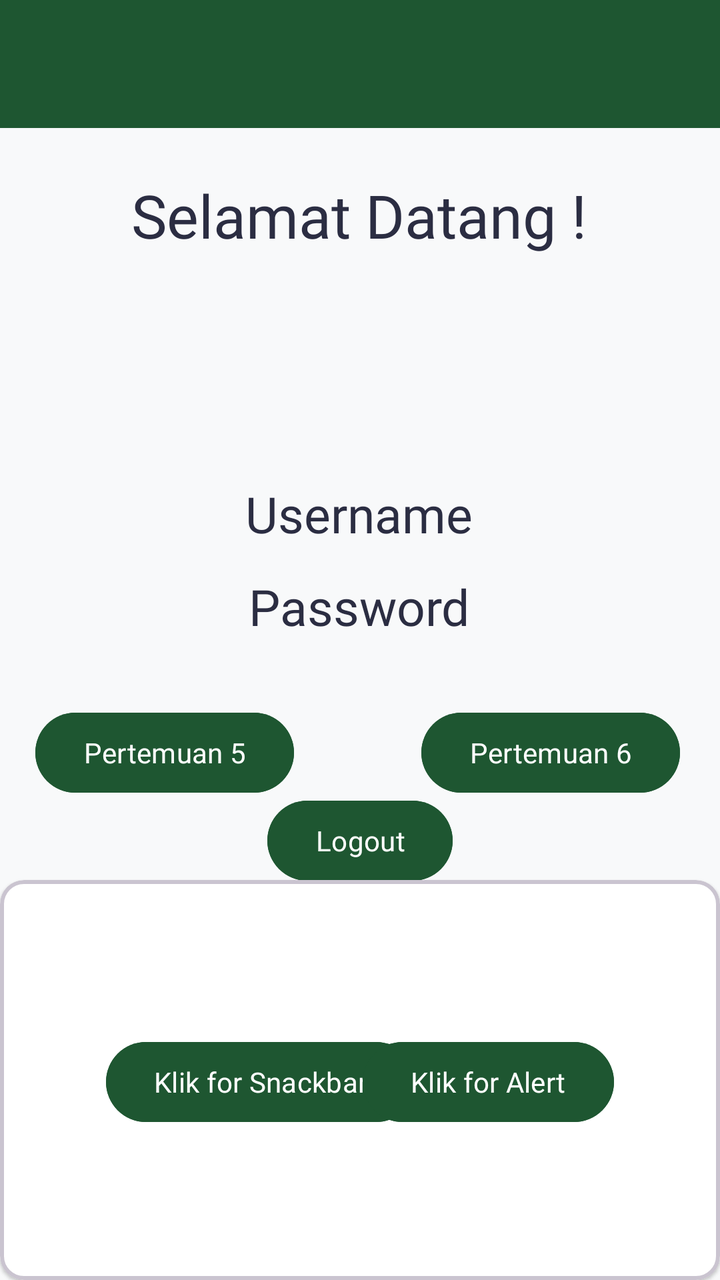
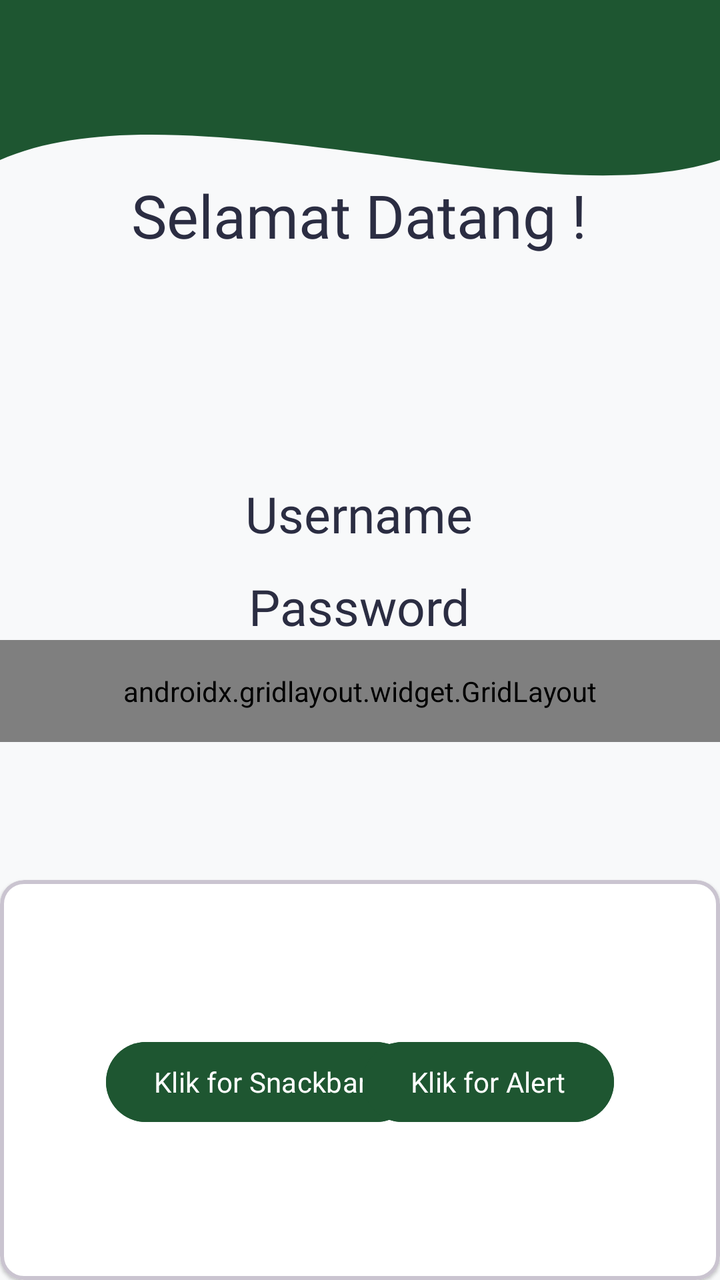

Before-and-after screenshots of an Android layout around one commit, followed by the original layout XML and the change that was made.
<!-- AndroidManifest.xml: application theme Theme.Abil -->
<!-- res/layout/fragment_home.xml -->
<?xml version="1.0" encoding="utf-8"?>
<androidx.constraintlayout.widget.ConstraintLayout xmlns:android="http://schemas.android.com/apk/res/android"
    xmlns:tools="http://schemas.android.com/tools"
    android:layout_width="match_parent"
    android:layout_height="match_parent"
    xmlns:app="http://schemas.android.com/apk/res-auto"
    android:background="@color/softLight"
    tools:context=".Home.HomeFragment">

    <androidx.appcompat.widget.Toolbar
        android:id="@+id/toolbar"
        android:layout_width="match_parent"
        android:layout_height="?attr/actionBarSize"
        android:background="@color/heritageGreen"
        app:layout_constraintEnd_toEndOf="parent"
        app:layout_constraintStart_toStartOf="parent"
        app:layout_constraintTop_toTopOf="parent"
        app:subtitleTextColor="@android:color/white"
        app:titleTextColor="@android:color/white" />

    <TextView
        android:id="@+id/txtUsername"
        android:layout_width="wrap_content"
        android:layout_height="wrap_content"
        android:layout_marginTop="240dp"
        android:text="Username"
        android:textSize="25sp"
        android:textColor="@color/slateDark"
        android:fontFamily="@font/plusjakartasans_regular"
        app:layout_constraintEnd_toEndOf="parent"
        app:layout_constraintHorizontal_bias="0.498"
        app:layout_constraintStart_toStartOf="parent"
        app:layout_constraintTop_toTopOf="parent" />

    <TextView
        android:id="@+id/txtPassword"
        android:layout_width="wrap_content"
        android:layout_height="wrap_content"
        android:text="Password"
        android:textSize="25sp"
        android:textColor="@color/slateDark"
        android:fontFamily="@font/plusjakartasans_regular"
        app:layout_constraintBottom_toBottomOf="parent"
        app:layout_constraintEnd_toEndOf="parent"
        app:layout_constraintHorizontal_bias="0.498"
        app:layout_constraintStart_toStartOf="parent"
        app:layout_constraintTop_toBottomOf="@+id/txtUsername"
        app:layout_constraintVertical_bias="0.038" />

    <com.google.android.material.card.MaterialCardView
        android:id="@+id/materialCardView"
        android:layout_width="match_parent"
        android:layout_height="200dp"
        android:layout_marginTop="124dp"
        app:cardBackgroundColor="@color/white"
        app:cardElevation="1dp"
        app:layout_constraintBottom_toBottomOf="parent"
        app:layout_constraintEnd_toEndOf="parent"
        app:layout_constraintHorizontal_bias="0.0"
        app:layout_constraintStart_toStartOf="parent"
        app:layout_constraintTop_toBottomOf="@+id/txtPassword"
        app:layout_constraintVertical_bias="1.0"
        app:strokeWidth="2dp">

        <androidx.constraintlayout.widget.ConstraintLayout
            android:layout_width="match_parent"
            android:layout_height="match_parent"
            android:layout_margin="5dp">

            <Button
                android:id="@+id/btnsnackbar"
                android:layout_width="wrap_content"
                android:layout_height="wrap_content"
                android:layout_marginStart="48dp"
                android:backgroundTint="@color/heritageGreen"
                android:text="Klik for Snackbar"
                android:fontFamily="@font/plusjakartasans_bold"
                app:layout_constraintBottom_toBottomOf="parent"
                app:layout_constraintStart_toStartOf="parent"
                app:layout_constraintTop_toTopOf="parent"
                app:layout_constraintVertical_bias="0.506" />

            <Button
                android:id="@+id/btnAlert"
                android:layout_width="wrap_content"
                android:layout_height="wrap_content"
                android:layout_marginEnd="48dp"
                android:backgroundTint="@color/heritageGreen"
                android:text="Klik for Alert"
                android:fontFamily="@font/plusjakartasans_bold"
                app:layout_constraintBottom_toBottomOf="@+id/btnsnackbar"
                app:layout_constraintEnd_toEndOf="parent"
                app:layout_constraintTop_toTopOf="@+id/btnsnackbar"
                app:layout_constraintVertical_bias="0.0" />

        </androidx.constraintlayout.widget.ConstraintLayout>


    </com.google.android.material.card.MaterialCardView>

    <TextView
        android:id="@+id/textView2"
        android:layout_width="wrap_content"
        android:layout_height="wrap_content"
        android:fontFamily="@font/plusjakartasans_bold"
        android:text="@string/deskripsi"
        android:textSize="30sp"
        android:textColor="@color/slateDark"
        app:layout_constraintBottom_toTopOf="@+id/txtUsername"
        app:layout_constraintEnd_toEndOf="parent"
        app:layout_constraintHorizontal_bias="0.496"
        app:layout_constraintStart_toStartOf="parent"
        app:layout_constraintTop_toTopOf="parent"
        app:layout_constraintVertical_bias="0.438" />

    <Button
        android:id="@+id/btnToLima"
        android:layout_width="wrap_content"
        android:layout_height="wrap_content"
        android:backgroundTint="@color/heritageGreen"
        android:fontFamily="@font/plusjakartasans_bold"
        android:text="Pertemuan 5"
        app:layout_constraintBottom_toTopOf="@+id/materialCardView"
        app:layout_constraintEnd_toEndOf="parent"
        app:layout_constraintHorizontal_bias="0.076"
        app:layout_constraintStart_toStartOf="parent"
        app:layout_constraintTop_toBottomOf="@+id/txtPassword"
        app:layout_constraintVertical_bias="0.451" />

    <Button
        android:id="@+id/btnLogout"
        android:layout_width="wrap_content"
        android:layout_height="wrap_content"
        android:text="Logout"
        android:fontFamily="@font/plusjakartasans_bold"
        android:backgroundTint="@color/heritageGreen"
        app:layout_constraintBottom_toTopOf="@+id/materialCardView"
        app:layout_constraintEnd_toEndOf="parent"
        app:layout_constraintStart_toStartOf="parent"
        app:layout_constraintTop_toBottomOf="@+id/btnToLima" />

    <Button
        android:id="@+id/btnEnam"
        android:layout_width="wrap_content"
        android:layout_height="wrap_content"
        android:layout_marginEnd="20dp"
        android:backgroundTint="@color/heritageGreen"
        android:fontFamily="@font/plusjakartasans_bold"
        android:text="Pertemuan 6"
        app:layout_constraintBottom_toBottomOf="@+id/btnToLima"
        app:layout_constraintEnd_toEndOf="parent"
        app:layout_constraintTop_toTopOf="@+id/btnToLima"
        app:layout_constraintVertical_bias="0.0" />
</androidx.constraintlayout.widget.ConstraintLayout>
<!-- resources referenced by this layout -->
<resources>
  <color name="heritageGreen">#1E5631</color>
  <color name="slateDark">#2B2D42</color>
  <color name="softLight">#F8F9FA</color>
  <color name="white">#FFFFFFFF</color>
  <string name="deskripsi">Selamat Datang !</string>
  <style name="Theme.Abil" parent="Base.Theme.Abil" />
  <style name="Base.Theme.Abil" parent="Theme.Material3.DayNight.NoActionBar">
          
          
      </style>
</resources>

<!-- the commit's change to res/layout/fragment_home.xml (unified diff, before → after) -->
@@ -1,11 +1,20 @@
 <?xml version="1.0" encoding="utf-8"?>
 <androidx.constraintlayout.widget.ConstraintLayout xmlns:android="http://schemas.android.com/apk/res/android"
+    xmlns:app="http://schemas.android.com/apk/res-auto"
     xmlns:tools="http://schemas.android.com/tools"
     android:layout_width="match_parent"
     android:layout_height="match_parent"
-    xmlns:app="http://schemas.android.com/apk/res-auto"
     android:background="@color/softLight"
     tools:context=".Home.HomeFragment">
+
+    <View
+        android:id="@+id/background_header"
+        android:layout_width="0dp"
+        android:layout_height="200dp"
+        android:background="@drawable/bg_header_wave"
+        app:layout_constraintEnd_toEndOf="parent"
+        app:layout_constraintStart_toStartOf="parent"
+        app:layout_constraintTop_toTopOf="parent" />
 
     <androidx.appcompat.widget.Toolbar
         android:id="@+id/toolbar"
@@ -23,10 +32,10 @@
         android:layout_width="wrap_content"
         android:layout_height="wrap_content"
         android:layout_marginTop="240dp"
+        android:fontFamily="@font/plusjakartasans_regular"
         android:text="Username"
+        android:textColor="@color/slateDark"
         android:textSize="25sp"
-        android:textColor="@color/slateDark"
-        android:fontFamily="@font/plusjakartasans_regular"
         app:layout_constraintEnd_toEndOf="parent"
         app:layout_constraintHorizontal_bias="0.498"
         app:layout_constraintStart_toStartOf="parent"
@@ -36,10 +45,10 @@
         android:id="@+id/txtPassword"
         android:layout_width="wrap_content"
         android:layout_height="wrap_content"
+        android:fontFamily="@font/plusjakartasans_regular"
         android:text="Password"
+        android:textColor="@color/slateDark"
         android:textSize="25sp"
-        android:textColor="@color/slateDark"
-        android:fontFamily="@font/plusjakartasans_regular"
         app:layout_constraintBottom_toBottomOf="parent"
         app:layout_constraintEnd_toEndOf="parent"
         app:layout_constraintHorizontal_bias="0.498"
@@ -73,8 +82,8 @@
                 android:layout_height="wrap_content"
                 android:layout_marginStart="48dp"
                 android:backgroundTint="@color/heritageGreen"
+                android:fontFamily="@font/plusjakartasans_bold"
                 android:text="Klik for Snackbar"
-                android:fontFamily="@font/plusjakartasans_bold"
                 app:layout_constraintBottom_toBottomOf="parent"
                 app:layout_constraintStart_toStartOf="parent"
                 app:layout_constraintTop_toTopOf="parent"
@@ -86,8 +95,8 @@
                 android:layout_height="wrap_content"
                 android:layout_marginEnd="48dp"
                 android:backgroundTint="@color/heritageGreen"
+                android:fontFamily="@font/plusjakartasans_bold"
                 android:text="Klik for Alert"
-                android:fontFamily="@font/plusjakartasans_bold"
                 app:layout_constraintBottom_toBottomOf="@+id/btnsnackbar"
                 app:layout_constraintEnd_toEndOf="parent"
                 app:layout_constraintTop_toTopOf="@+id/btnsnackbar"
@@ -104,8 +113,8 @@
         android:layout_height="wrap_content"
         android:fontFamily="@font/plusjakartasans_bold"
         android:text="@string/deskripsi"
+        android:textColor="@color/slateDark"
         android:textSize="30sp"
-        android:textColor="@color/slateDark"
         app:layout_constraintBottom_toTopOf="@+id/txtUsername"
         app:layout_constraintEnd_toEndOf="parent"
         app:layout_constraintHorizontal_bias="0.496"
@@ -113,42 +122,56 @@
         app:layout_constraintTop_toTopOf="parent"
         app:layout_constraintVertical_bias="0.438" />
 
-    <Button
-        android:id="@+id/btnToLima"
-        android:layout_width="wrap_content"
+    <androidx.gridlayout.widget.GridLayout
+        android:id="@+id/gridMenu"
+        android:layout_width="0dp"
         android:layout_height="wrap_content"
-        android:backgroundTint="@color/heritageGreen"
-        android:fontFamily="@font/plusjakartasans_bold"
-        android:text="Pertemuan 5"
-        app:layout_constraintBottom_toTopOf="@+id/materialCardView"
+        android:padding="16dp"
+        app:columnCount="2"
         app:layout_constraintEnd_toEndOf="parent"
-        app:layout_constraintHorizontal_bias="0.076"
         app:layout_constraintStart_toStartOf="parent"
         app:layout_constraintTop_toBottomOf="@+id/txtPassword"
-        app:layout_constraintVertical_bias="0.451" />
+        app:useDefaultMargins="true">
 
-    <Button
-        android:id="@+id/btnLogout"
-        android:layout_width="wrap_content"
-        android:layout_height="wrap_content"
-        android:text="Logout"
-        android:fontFamily="@font/plusjakartasans_bold"
-        android:backgroundTint="@color/heritageGreen"
-        app:layout_constraintBottom_toTopOf="@+id/materialCardView"
-        app:layout_constraintEnd_toEndOf="parent"
-        app:layout_constraintStart_toStartOf="parent"
-        app:layout_constraintTop_toBottomOf="@+id/btnToLima" />
+        <Button
+            android:id="@+id/btnToLima"
+            android:layout_width="wrap_content"
+            android:layout_height="wrap_content"
+            android:backgroundTint="@color/heritageGreen"
+            android:fontFamily="@font/plusjakartasans_bold"
+            android:text="Pertemuan 5"
+            app:layout_columnWeight="1"
+            app:layout_gravity="fill_horizontal" />
 
-    <Button
-        android:id="@+id/btnEnam"
-        android:layout_width="wrap_content"
-        android:layout_height="wrap_content"
-        android:layout_marginEnd="20dp"
-        android:backgroundTint="@color/heritageGreen"
-        android:fontFamily="@font/plusjakartasans_bold"
-        android:text="Pertemuan 6"
-        app:layout_constraintBottom_toBottomOf="@+id/btnToLima"
-        app:layout_constraintEnd_toEndOf="parent"
-        app:layout_constraintTop_toTopOf="@+id/btnToLima"
-        app:layout_constraintVertical_bias="0.0" />
+        <Button
+            android:id="@+id/btnLogout"
+            android:layout_width="wrap_content"
+            android:layout_height="wrap_content"
+            android:backgroundTint="@color/heritageGreen"
+            android:fontFamily="@font/plusjakartasans_bold"
+            android:text="Logout"
+            app:layout_columnWeight="1"
+            app:layout_gravity="fill_horizontal" />
+
+        <Button
+            android:id="@+id/btnEnam"
+            android:layout_width="wrap_content"
+            android:layout_height="wrap_content"
+            android:backgroundTint="@color/heritageGreen"
+            android:fontFamily="@font/plusjakartasans_bold"
+            android:text="Pertemuan 6"
+            app:layout_columnWeight="1"
+            app:layout_gravity="fill_horizontal" />
+
+        <Button
+            android:id="@+id/btnNine"
+            android:layout_width="wrap_content"
+            android:layout_height="wrap_content"
+            android:backgroundTint="@color/heritageGreen"
+            android:fontFamily="@font/plusjakartasans_bold"
+            android:text="Pertemuan 9"
+            app:layout_columnWeight="1"
+            app:layout_gravity="fill_horizontal" />
+
+    </androidx.gridlayout.widget.GridLayout>
 </androidx.constraintlayout.widget.ConstraintLayout>
<!-- resource entries referenced after the edit -->
@@ -4,6 +4,17 @@
   <color name="slateDark">#2B2D42</color>
   <color name="softLight">#F8F9FA</color>
   <color name="white">#FFFFFFFF</color>
+  <!-- drawable bg_header_wave (drawable) -->
+  <?xml version="1.0" encoding="utf-8"?>
+  <vector xmlns:android="http://schemas.android.com/apk/res/android"
+      android:width="100dp"
+      android:height="100dp"
+      android:viewportWidth="100"
+      android:viewportHeight="100">
+      <path
+          android:fillColor="@color/heritageGreen"
+          android:pathData="M0,0 L100,0 L100,40 C75,55 25,20 0,40 Z" />
+  </vector>
   <string name="deskripsi">Selamat Datang !</string>
   <style name="Theme.Abil" parent="Base.Theme.Abil" />
   <style name="Base.Theme.Abil" parent="Theme.Material3.DayNight.NoActionBar">
